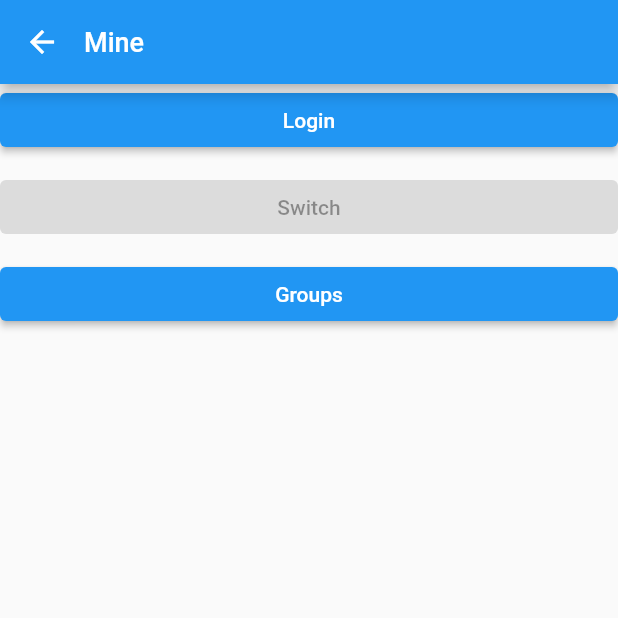
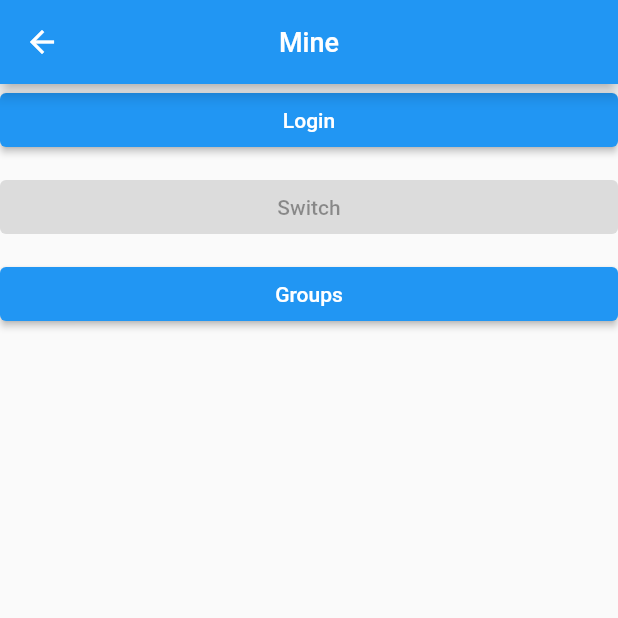
Before and after one commit to TaylorDavis16/SmartTVGuide_Client, a Flutter app: the MinePage screen opened directly, on a phone screen of 412 x 824 dp, the top half of it. Run offline on Flutter 3.47's test engine with Material 2 defaults, Android fonts, the phone set to English and light mode, and no system bars; our stand-ins replace cached_network_image, dio, flutter_swiper, fluttertoast, font_awesome_flutter, hive_flutter and 5 more; missing offline and left inert: lpinyin, underline_indicator; accounts and stored records are empty; network calls fail.

Commit message:
regular repair2

```diff
--- a/lib/http/request/base_request.dart
+++ b/lib/http/request/base_request.dart
@@ -5,7 +5,7 @@ abstract class BaseRequest {
   var pathParams = '';
 
   // static String authority = "www.dongdong16.com";
-  static String authority = "192.168.1.3:8080";
+  static String authority = "192.168.1.10:8080";
   static String app = "SmartTVGuide/";
 
   HttpMethod httpMethod();
--- a/lib/main.dart
+++ b/lib/main.dart
@@ -83,6 +83,7 @@ class _AppEntryState extends State<AppEntry> {
               );
         return MaterialApp(
           home: widget,
+          debugShowCheckedModeBanner: false,
           // theme: ThemeData(primarySwatch: white, brightness: Share.brightness),
         );
       },
--- a/lib/pages/collection_tab_page.dart
+++ b/lib/pages/collection_tab_page.dart
@@ -2,7 +2,6 @@ import 'package:flutter/material.dart';
 import 'package:smart_tv_guide/http/core/my_state.dart';
 
 import '../util/app_util.dart';
-import '../util/color.dart';
 import '../util/view_util.dart';
 
 final Map<IconData, Map> tabs = {
@@ -53,7 +52,7 @@ abstract class CollectionTabPageBaseState<T extends CollectionTabPage>
 
   SliverAppBar showSliverAppBar(String screenTitle) {
     return SliverAppBar(
-      backgroundColor: primary,
+      backgroundColor: Colors.lightBlueAccent,
       floating: true,
       pinned: true,
       snap: false,
--- a/lib/pages/group_search_page.dart
+++ b/lib/pages/group_search_page.dart
@@ -118,7 +118,7 @@ class _GroupSearchPageState extends State<GroupSearchPage> {
     String text = controller.text.trim();
     if (text.isNotEmpty) {
       controller.clear();
-      var result = await GroupDao.search(controller.text);
+      var result = await GroupDao.search(text);
       if (result['code'] == 1) {
         groups = result['result'];
         setState(() {});
--- a/lib/pages/homepage.dart
+++ b/lib/pages/homepage.dart
@@ -55,7 +55,7 @@ class _HomePageState extends MyState<HomePage>
   }
 
   _tab() => Container(
-        color: Colors.white,
+        color: Colors.grey,
         padding: const EdgeInsets.only(top: 30),
         child: MyTab(
           tabNames
--- a/lib/pages/my_page.dart
+++ b/lib/pages/my_page.dart
@@ -21,7 +21,7 @@ class _MinePageState extends State<MinePage> {
     bool hasLogin = UserDao.hasLogin();
     String loginStatus = hasLogin ? 'Logout' : 'Login';
     return Scaffold(
-      appBar: appBar("Mine"),
+      appBar: appBar("Mine", centerTitle: true),
       body: Center(
         child: ListView(
           children: [
--- a/lib/util/color.dart
+++ b/lib/util/color.dart
@@ -2,21 +2,21 @@ import 'package:flutter/material.dart';
 
 import 'app_util.dart';
 
-const MaterialColor white = MaterialColor(
-  0xFFFFFFFF,
-  <int, Color>{
-    50: Color(0xFFFFFFFF),
-    100: Color(0xFFFFFFFF),
-    200: Color(0xFFFFFFFF),
-    300: Color(0xFFFFFFFF),
-    400: Color(0xFFFFFFFF),
-    500: Color(0xFFFFFFFF),
-    600: Color(0xFFFFFFFF),
-    700: Color(0xFFFFFFFF),
-    800: Color(0xFFFFFFFF),
-    900: Color(0xFFFFFFFF),
-  },
-);
+// const MaterialColor white = MaterialColor(
+//   0xFFFFFFFF,
+//   <int, Color>{
+//     50: Color(0xFFFFFFFF),
+//     100: Color(0xFFFFFFFF),
+//     200: Color(0xFFFFFFFF),
+//     300: Color(0xFFFFFFFF),
+//     400: Color(0xFFFFFFFF),
+//     500: Color(0xFFFFFFFF),
+//     600: Color(0xFFFFFFFF),
+//     700: Color(0xFFFFFFFF),
+//     800: Color(0xFFFFFFFF),
+//     900: Color(0xFFFFFFFF),
+//   },
+// );
 
 ///主色调
 const MaterialColor primary = MaterialColor(
--- a/lib/widget/multi_select_box.dart
+++ b/lib/widget/multi_select_box.dart
@@ -44,7 +44,7 @@ class _MultiSelectState extends State<MultiSelect> {
   @override
   Widget build(BuildContext context) {
     return AlertDialog(
-      backgroundColor: primary,
+      backgroundColor: Colors.lightBlueAccent,
       title: Text(widget.name),
       content: SingleChildScrollView(
         child: ListBody(
@@ -53,7 +53,7 @@ class _MultiSelectState extends State<MultiSelect> {
       ),
       actions: [
         TextButton(
-          child: const Text('Cancel'),
+          child: const Text('Cancel', style: TextStyle(color: Colors.black),),
           onPressed: _cancel,
         ),
         ElevatedButton(
--- a/lib/widget/navigation_bar.dart
+++ b/lib/widget/navigation_bar.dart
@@ -7,7 +7,7 @@ class MyNavigationBar extends StatefulWidget {
   final Widget? child;
 
   const MyNavigationBar(
-      {Key? key, this.color = Colors.white, this.height = 46, this.child})
+      {Key? key, this.color = Colors.grey, this.height = 46, this.child})
       : super(key: key);
 
   @override
```
Also changed, not shown: lib/pages/hot_page.dart (+7 -6 lines), lib/widget/my_tab.dart (+5 -7 lines), pubspec.lock, 1 other file.
